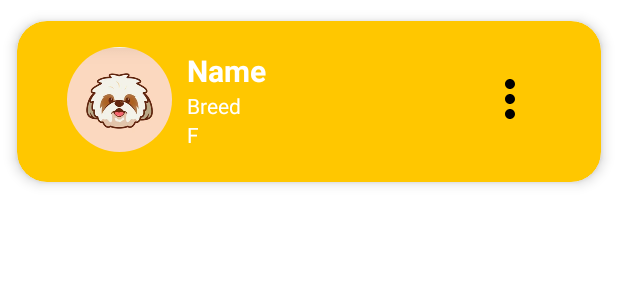
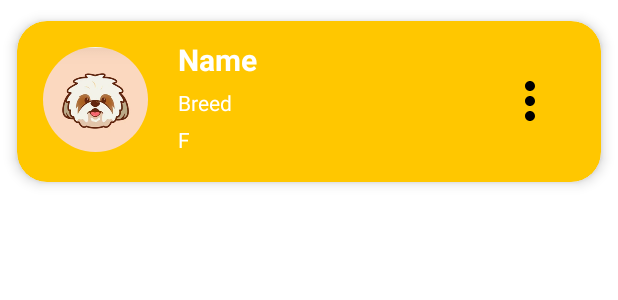
Before and after one commit to ArimaVM/Pet-Finder, an Android app: the layout item_row.xml on its own in the app's theme, with its tools: preview values and no code run, on a phone screen of 412 x 824 dp. Shown: the top 300 px of the screen. Run offline under Robolectric (Android 15) with nearby library versions, the phone set to English and light mode, and no system bars; plain views replace CircularImageView; Roboto replaces fonts that are not available here.

Commit message:
fix itemrow.xml formatting

```diff
--- a/app/src/main/res/layout/item_row.xml
+++ b/app/src/main/res/layout/item_row.xml
@@ -14,45 +14,51 @@
     <RelativeLayout
         android:id="@+id/petLayout"
         android:layout_width="match_parent"
-        android:layout_height="wrap_content"
-        android:padding="12dp"
-        android:layout_marginEnd="16dp"
-        android:layout_marginStart="16dp">
+        android:layout_height="match_parent"
+        android:padding="12dp">
 
         <com.blogspot.atifsoftwares.circularimageview.CircularImageView
             android:id="@+id/petProfile"
             android:layout_width="70dp"
             android:layout_height="70dp"
-            android:layout_centerVertical="true"
+            android:layout_alignParentStart="true"
+            android:layout_alignParentTop="true"
+            android:layout_marginEnd="10dp"
             android:src="@drawable/profile"
             app:c_border="true"
             app:c_border_width="3dp" />
 
         <LinearLayout
             android:id="@+id/layout1"
-            android:layout_width="190dp"
+            android:layout_width="match_parent"
             android:layout_height="wrap_content"
-            android:layout_centerVertical="true"
-            android:layout_toRightOf="@+id/petProfile"
-            android:layout_toEndOf="@+id/petProfile"
+            android:layout_toEndOf="@id/petProfile"
             android:layout_marginStart="10dp"
+            android:layout_marginTop="-5dp"
             android:orientation="vertical">
 
             <TextView
                 android:id="@+id/namePet"
-                android:layout_width="match_parent"
+                android:layout_width="wrap_content"
                 android:layout_height="wrap_content"
                 android:text="Name"
                 android:textSize="20sp"
                 android:textStyle="bold"
-                android:textColor="@color/white" />
+                android:textColor="@color/white"
+                android:maxWidth="150dp"
+                android:ellipsize="end"
+                android:singleLine="true" />
 
             <TextView
                 android:id="@+id/petbreed"
-                android:layout_width="match_parent"
+                android:layout_width="wrap_content"
                 android:layout_height="wrap_content"
                 android:text="Breed"
-                android:textColor="@color/white" />
+                android:textColor="@color/white"
+                android:maxWidth="150dp"
+                android:ellipsize="end"
+                android:singleLine="true"
+                android:layout_marginTop="5dp" />
 
             <TextView
                 android:id="@+id/sexPet"
@@ -60,25 +66,19 @@
                 android:layout_height="wrap_content"
                 android:text="F"
                 android:textAlignment="center"
-                android:textColor="@color/white" />
+                android:textColor="@color/white"
+                android:layout_marginTop="5dp" />
 
         </LinearLayout>
 
-        <LinearLayout
-            android:layout_width="30dp"
-            android:layout_height="wrap_content"
+        <ImageView
+            android:id="@+id/imageButton"
+            android:layout_width="40dp"
+            android:layout_height="40dp"
+            android:layout_alignParentEnd="true"
             android:layout_centerVertical="true"
-            android:layout_marginStart="5dp"
-            android:layout_toEndOf="@+id/layout1"
-            android:layout_toRightOf="@+id/layout1"
-            android:orientation="vertical">
-
-            <ImageView
-                android:id="@+id/imageButton"
-                android:layout_width="40dp"
-                android:layout_height="40dp"
-                app:srcCompat="@drawable/ic_more_vert_24" />
-        </LinearLayout>
+            android:layout_marginEnd="10dp"
+            app:srcCompat="@drawable/ic_more_vert_24" />
 
     </RelativeLayout>
 </androidx.cardview.widget.CardView>
```
